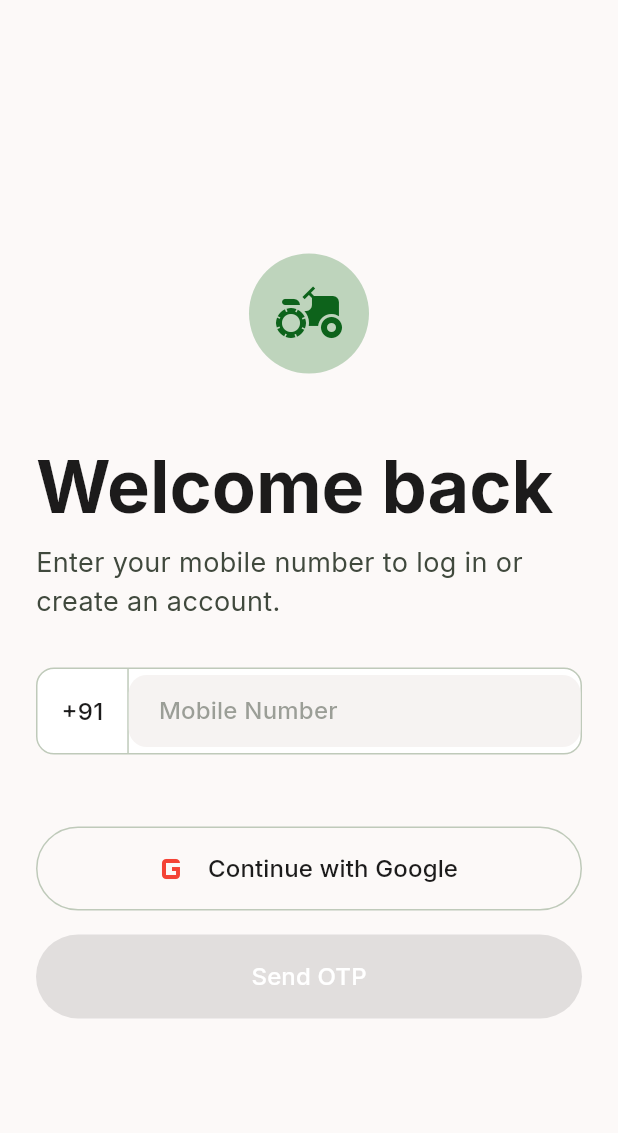
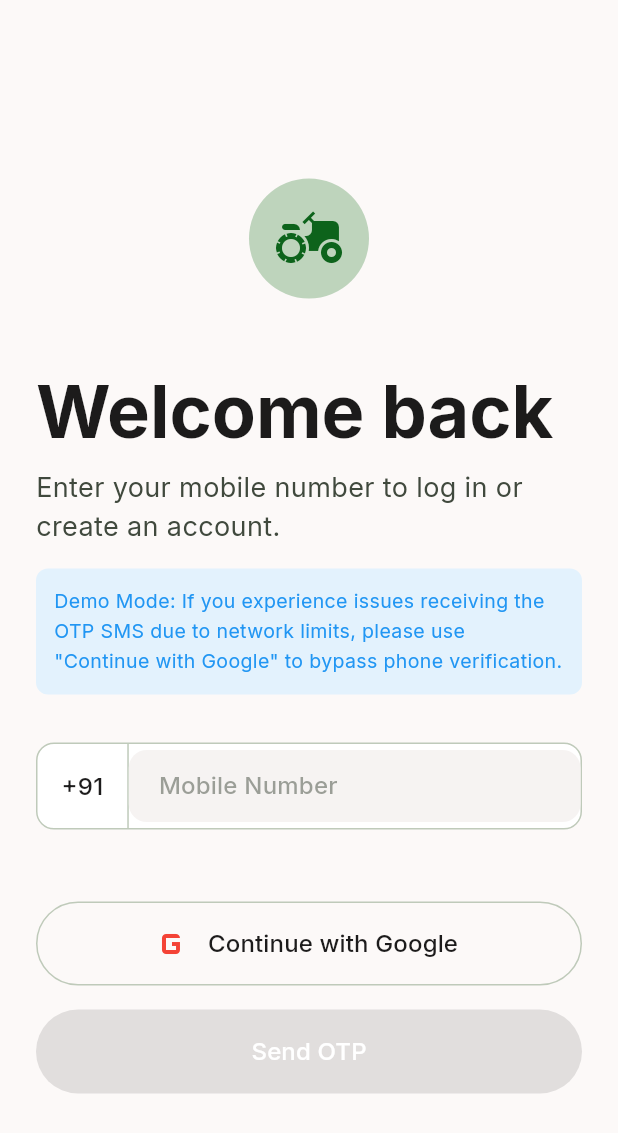
Before and after one commit to DEVESHAMBEKAR/FarmBridge, a Flutter app: the screen it shows after launch, on a phone screen of 412 x 824 dp. Shown: the top 1133 px of the screen. Run offline on Flutter 3.47's test engine with Material 3 defaults, Android fonts, the phone set to English and light mode, and no system bars; our stand-ins replace cloud_firestore, firebase_auth, firebase_core, firebase_crashlytics, firebase_messaging, firebase_remote_config and 7 more; missing offline and left inert: firebase_app_check, firebase_auth_platform_interface, firebase_performance; accounts and stored records are empty.

Commit message:
feat: Add user guidance for OTP bypass using Google Sign-In

```diff
--- a/lib/features/auth/presentation/auth_screen.dart
+++ b/lib/features/auth/presentation/auth_screen.dart
@@ -71,9 +71,23 @@ class _AuthScreenState extends ConsumerState<AuthScreen> {
 
                 if (authState.error != null) ...[
                   const SizedBox(height: 16),
-                  Text(
-                    authState.error!,
-                    style: const TextStyle(color: Colors.red),
+                  Container(
+                    padding: const EdgeInsets.all(12),
+                    decoration: BoxDecoration(color: Colors.red.shade50, borderRadius: BorderRadius.circular(8)),
+                    child: Text(
+                      '${authState.error!}\n\nTip: If you are not receiving the OTP, this is likely due to Firebase SMS quota limits or browser popup blockers on the web. Please use "Continue with Google" below for seamless testing.',
+                      style: TextStyle(color: Colors.red.shade900),
+                    ),
+                  ),
+                ] else ...[
+                  const SizedBox(height: 16),
+                  Container(
+                    padding: const EdgeInsets.all(12),
+                    decoration: BoxDecoration(color: Colors.blue.shade50, borderRadius: BorderRadius.circular(8)),
+                    child: const Text(
+                      'Demo Mode: If you experience issues receiving the OTP SMS due to network limits, please use "Continue with Google" to bypass phone verification.',
+                      style: TextStyle(color: Colors.blue, fontSize: 13),
+                    ),
                   ),
                 ],
 
```
